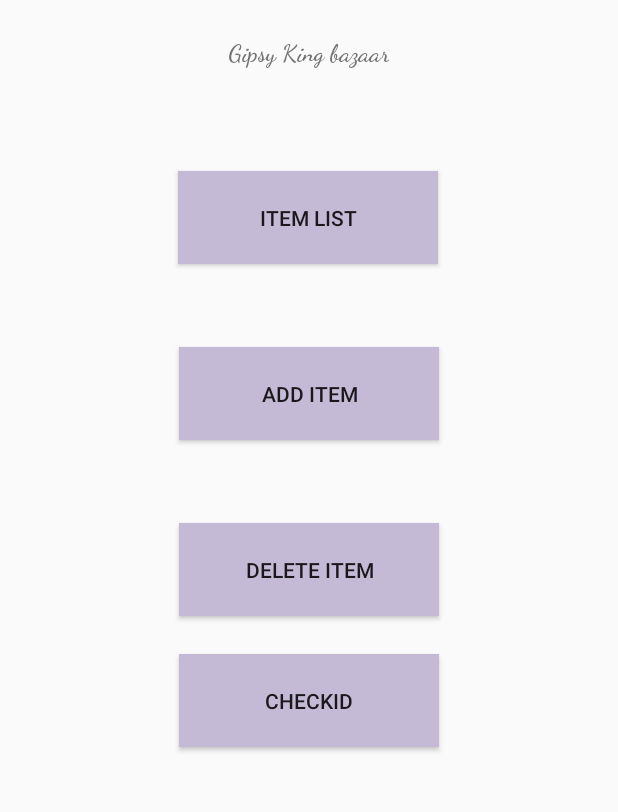
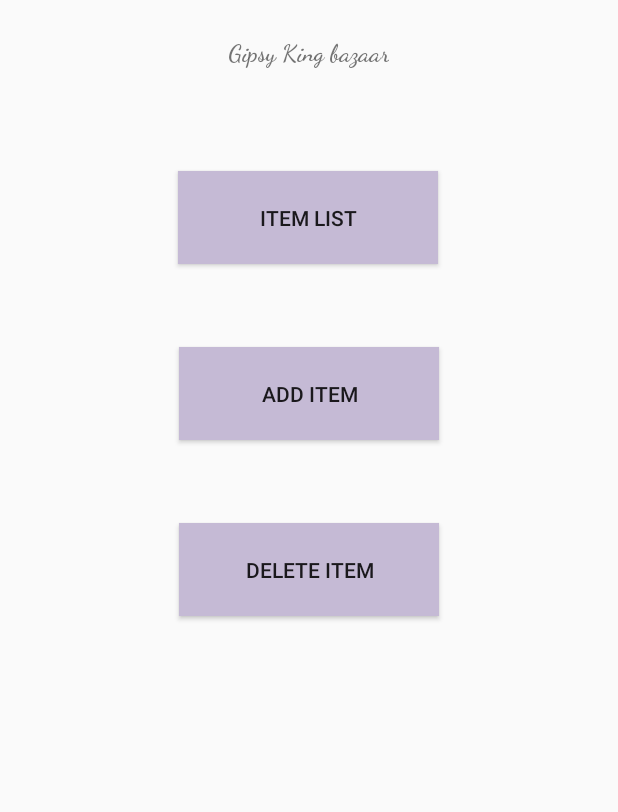
Before and after one commit to JakubRoss/ShopApp, an Android app: the MainActivity screen opened directly, with no data from a screen before it, on a phone screen of 412 x 824 dp, the part 288-1100 px from its top. Run offline under Robolectric (Android 15) with nearby library versions, the phone set to English and light mode, and no system bars.

```diff
--- a/app/src/main/AndroidManifest.xml
+++ b/app/src/main/AndroidManifest.xml
@@ -15,6 +15,9 @@
         android:supportsRtl="true"
         android:theme="@style/Theme.ShopList"
         tools:targetApi="31">
+        <activity
+            android:name=".deleteActivity"
+            android:exported="false" />
         <activity
             android:name=".AddItemActivity"
             android:exported="false" />
--- a/app/src/main/java/com/example/shoplist/AddItemActivity.java
+++ b/app/src/main/java/com/example/shoplist/AddItemActivity.java
@@ -26,13 +26,10 @@ public class AddItemActivity extends AppCompatActivity {
         super.onCreate(savedInstanceState);
         setContentView(R.layout.activity_add_item);
 
-        //SharedPreferences preferences = getSharedPreferences("userPrefernces", Activity.MODE_PRIVATE);
-        //String userId = preferences.getString("userId","0");
         SharedPreferences sharedPreferences = getSharedPreferences("MySharedPref",MODE_PRIVATE);
         String s1 = sharedPreferences.getString("userid", "");
         EditText name = findViewById(R.id.editText_AddProductName);
         EditText dsc = findViewById(R.id.editText_AddDescription);
-        //EditText login = findViewById(R.id.editText_UserAddItem);
         Button submit = findViewById(R.id.button_AddSubmit);
 
         AsyncHttpClient client = new AsyncHttpClient();
@@ -43,9 +40,8 @@ public class AddItemActivity extends AppCompatActivity {
             public void onClick(View v) {
                 String productname = name.getText().toString();
                 String description = dsc.getText().toString();
-                //String username = login.getText().toString();
 
-                if(/*username.isEmpty() ||*/ productname.isEmpty()||description.isEmpty()){
+                if( productname.isEmpty()||description.isEmpty()){
                     AlertDialog.Builder builder = new AlertDialog.Builder(AddItemActivity.this);
                     builder.setTitle(R.string.Error)
                             .setMessage(R.string.Empty)
--- a/app/src/main/java/com/example/shoplist/LogInActivity.java
+++ b/app/src/main/java/com/example/shoplist/LogInActivity.java
@@ -1,6 +1,5 @@
 package com.example.shoplist;
 
-import android.app.Activity;
 import android.content.DialogInterface;
 import android.content.Intent;
 import android.content.SharedPreferences;
@@ -33,7 +32,6 @@ public class LogInActivity extends AppCompatActivity {
         AsyncHttpClient client = new AsyncHttpClient();
 
         SharedPreferences sharedPreferences = getSharedPreferences("MySharedPref",MODE_PRIVATE);
-        String s1 = sharedPreferences.getString("userid", "");
 
         register.setOnClickListener(new View.OnClickListener() {
             @Override
@@ -71,7 +69,7 @@ public class LogInActivity extends AppCompatActivity {
 
                                 SharedPreferences.Editor myEdit = sharedPreferences.edit();
                                 myEdit.putString("userid",response);
-                                myEdit.commit();
+                                myEdit.apply();
 
                                 Intent intent = new Intent(LogInActivity.this,MainActivity.class);
                                 startActivity(intent);
--- a/app/src/main/java/com/example/shoplist/MainActivity.java
+++ b/app/src/main/java/com/example/shoplist/MainActivity.java
@@ -18,10 +18,6 @@ public class MainActivity extends AppCompatActivity {
         Button itemlist = findViewById(R.id.button_ListItem);
         Button additem = findViewById(R.id.button_additem);
         Button deleteitem = findViewById(R.id.button_deleteitem);
-        Button check = findViewById(R.id.button_check);
-
-        SharedPreferences sharedPreferences = getSharedPreferences("MySharedPref",MODE_PRIVATE);
-        String s1 = sharedPreferences.getString("userid", "");
 
         itemlist.setOnClickListener(new View.OnClickListener() {
             @Override
@@ -40,14 +36,8 @@ public class MainActivity extends AppCompatActivity {
         deleteitem.setOnClickListener(new View.OnClickListener() {
             @Override
             public void onClick(View v) {
-                Intent intent = new Intent(MainActivity.this,ItemListActivity.class);
+                Intent intent = new Intent(MainActivity.this,deleteActivity.class);
                 startActivity(intent);
-            }
-        });
-        check.setOnClickListener(new View.OnClickListener() {
-            @Override
-            public void onClick(View v) {
-                Toast.makeText(MainActivity.this,s1,Toast.LENGTH_LONG).show();
             }
         });
     }
--- a/app/src/main/res/layout/activity_main.xml
+++ b/app/src/main/res/layout/activity_main.xml
@@ -78,17 +78,4 @@
         app:layout_constraintStart_toStartOf="parent"
         app:layout_constraintTop_toBottomOf="@+id/button_additem" />
 
-    <Button
-        android:id="@+id/button_check"
-        android:layout_width="173dp"
-        android:layout_height="62dp"
-        android:layout_marginTop="25dp"
-        android:background="@color/purple_500"
-        android:fontFamily="sans-serif-light"
-        android:text="CheckID"
-        android:textAlignment="center"
-        android:textStyle="bold"
-        app:layout_constraintEnd_toEndOf="parent"
-        app:layout_constraintStart_toStartOf="parent"
-        app:layout_constraintTop_toBottomOf="@+id/button_deleteitem" />
 </android.support.constraint.ConstraintLayout>
--- a/app/src/main/res/values/strings.xml
+++ b/app/src/main/res/values/strings.xml
@@ -20,5 +20,7 @@
     <string name="ProductName">Product name</string>
     <string name="Description">Description</string>
     <string name="ItemAddedSuccessfully">Item Added Successfully</string>
-
+    <string name="ItemDeletedSuccessfully">Item Deleted Successfully</string>
+    <string name="sure">Delete item</string>
+    <string name="press">Press ok to confirm</string>
 </resources>
```
Also changed, not shown: app/src/main/java/com/example/shoplist/ItemListActivity.java (+3 -4 lines), app/src/main/java/com/example/shoplist/deleteActivity.java (added, +116 -0 lines), app/src/main/res/layout/activity_add_item.xml (+2 -17 lines), app/src/main/res/layout/activity_delete.xml (added, +9 -0 lines).
